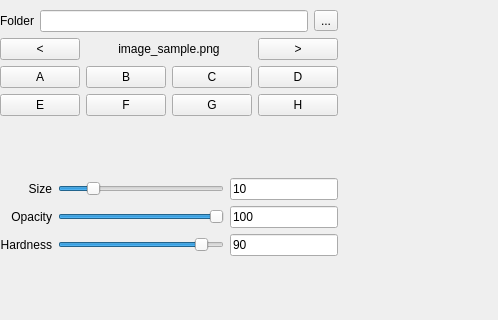
Old version of the form form.ui in the repository PreFX48/colorization_project; both pictures show x 0 to 498 and y 0 to 320 of the 1200 by 800 pixel window.
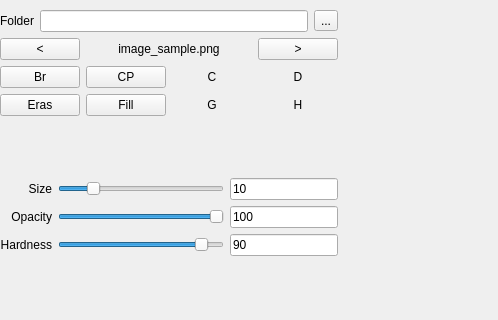
New version of the form. Custom widgets are drawn as their Qt base class.

What changed in the file:
```diff
--- a/form.ui
+++ b/form.ui
@@ -90,23 +90,47 @@
         <item>
          <layout class="QGridLayout" name="gridLayout">
           <item row="0" column="1">
-           <widget class="QPushButton" name="pushButton_8">
+           <widget class="QPushButton" name="colorpicker_mode_button">
+            <property name="sizePolicy">
+             <sizepolicy hsizetype="Fixed" vsizetype="Fixed">
+              <horstretch>0</horstretch>
+              <verstretch>0</verstretch>
+             </sizepolicy>
+            </property>
             <property name="text">
-             <string>B</string>
+             <string>CP</string>
             </property>
            </widget>
           </item>
           <item row="0" column="2">
            <widget class="QPushButton" name="pushButton_6">
+            <property name="sizePolicy">
+             <sizepolicy hsizetype="Fixed" vsizetype="Fixed">
+              <horstretch>0</horstretch>
+              <verstretch>0</verstretch>
+             </sizepolicy>
+            </property>
             <property name="text">
              <string>C</string>
             </property>
+            <property name="checkable">
+             <bool>false</bool>
+            </property>
+            <property name="flat">
+             <bool>true</bool>
+            </property>
            </widget>
           </item>
           <item row="1" column="1">
-           <widget class="QPushButton" name="pushButton_9">
+           <widget class="QPushButton" name="fill_mode_button">
+            <property name="sizePolicy">
+             <sizepolicy hsizetype="Fixed" vsizetype="Fixed">
+              <horstretch>0</horstretch>
+              <verstretch>0</verstretch>
+             </sizepolicy>
+            </property>
             <property name="text">
-             <string>F</string>
+             <string>Fill</string>
             </property>
            </widget>
           </item>
@@ -115,33 +139,66 @@
             <property name="text">
              <string>H</string>
             </property>
+            <property name="flat">
+             <bool>true</bool>
+            </property>
            </widget>
           </item>
           <item row="1" column="2">
            <widget class="QPushButton" name="pushButton_7">
+            <property name="sizePolicy">
+             <sizepolicy hsizetype="Fixed" vsizetype="Fixed">
+              <horstretch>0</horstretch>
+              <verstretch>0</verstretch>
+             </sizepolicy>
+            </property>
             <property name="text">
              <string>G</string>
             </property>
+            <property name="flat">
+             <bool>true</bool>
+            </property>
            </widget>
           </item>
           <item row="0" column="3">
            <widget class="QPushButton" name="pushButton_4">
+            <property name="sizePolicy">
+             <sizepolicy hsizetype="Fixed" vsizetype="Fixed">
+              <horstretch>0</horstretch>
+              <verstretch>0</verstretch>
+             </sizepolicy>
+            </property>
             <property name="text">
              <string>D</string>
             </property>
+            <property name="flat">
+             <bool>true</bool>
+            </property>
            </widget>
           </item>
           <item row="0" column="0">
-           <widget class="QPushButton" name="pushButton_10">
+           <widget class="QPushButton" name="brush_mode_button">
+            <property name="sizePolicy">
+             <sizepolicy hsizetype="Fixed" vsizetype="Fixed">
+              <horstretch>0</horstretch>
+              <verstretch>0</verstretch>
+             </sizepolicy>
+            </property>
             <property name="text">
-             <string>A</string>
+             <string>Br</string>
             </property>
            </widget>
           </item>
           <item row="1" column="0">
-           <widget class="QPushButton" name="pushButton_11">
+           <widget class="QPushButton" name="eraser_mode_button">
+            <property name="sizePolicy">
+             <sizepolicy hsizetype="Fixed" vsizetype="Fixed">
+              <horstretch>0</horstretch>
+              <verstretch>0</verstretch>
+             </sizepolicy>
+            </property>
             <property name="text">
-             <string>E</string>
+             <string>Eras</string>
             </property>
            </widget>
           </item>
```
